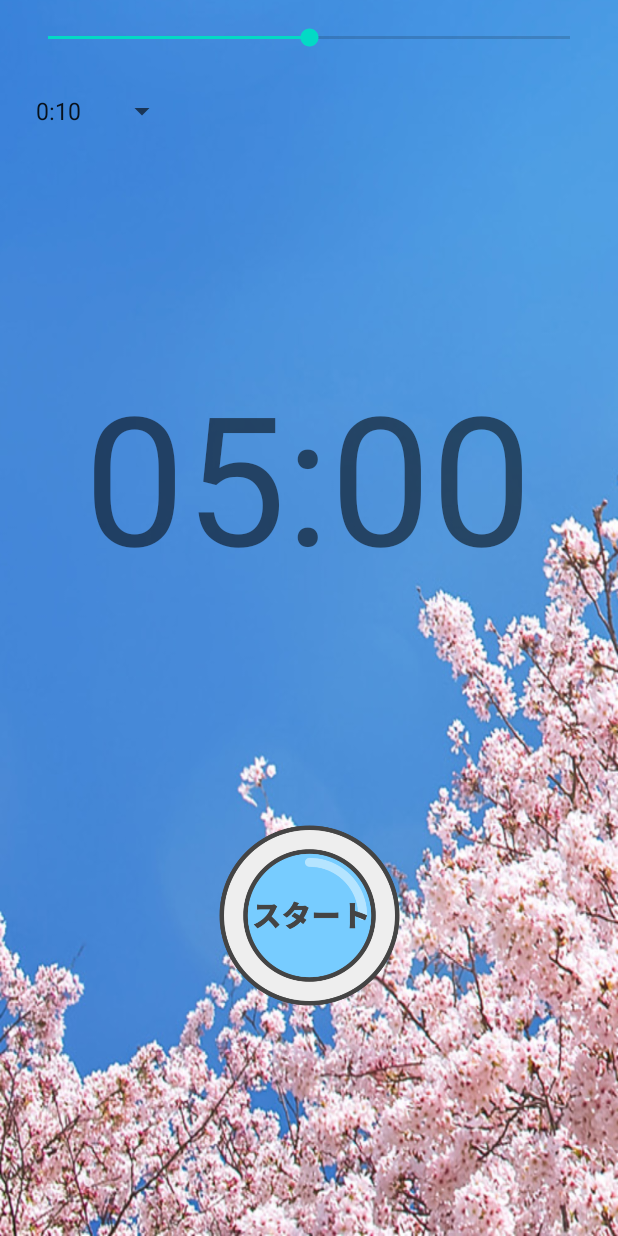
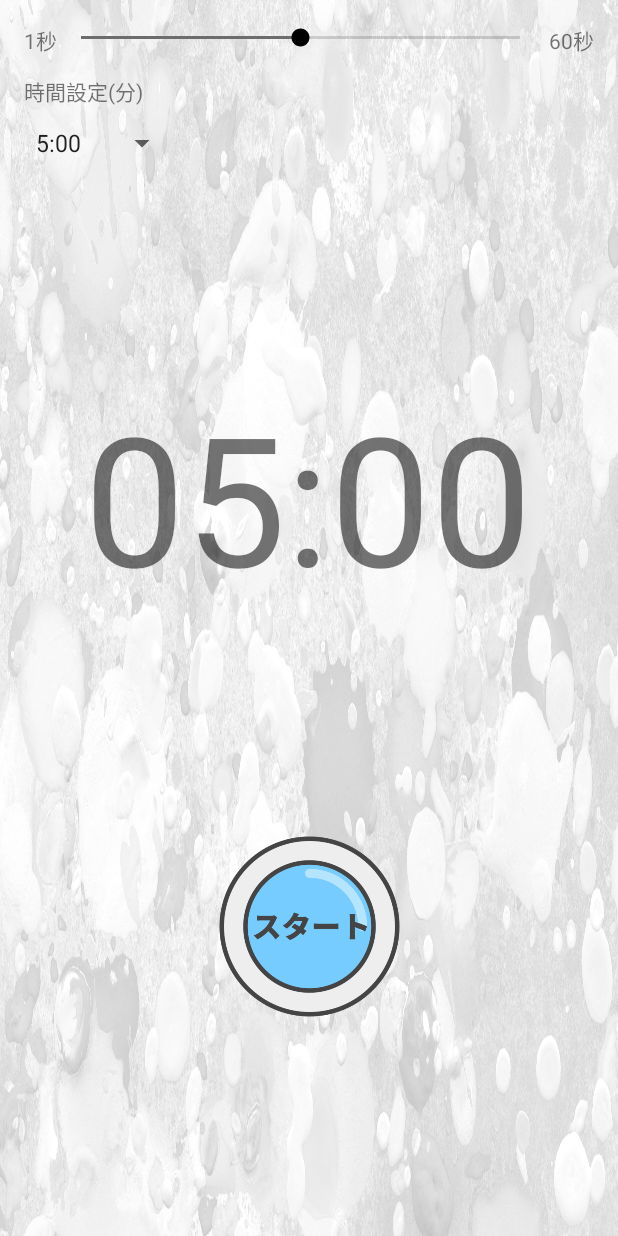
Before and after one commit to Messiah-KenTanaka/VibTimer, an Android app: the layout activity_main.xml on its own in the app's theme, with its tools: preview values and no code run, on a phone screen of 412 x 824 dp. Run offline under Robolectric (Android 15) with nearby library versions, the light colour scheme and no system bars.

Commit message:
seekBarを1~60秒に設定

```diff
--- a/app/src/main/java/com/beit_and_pear/vibtimer/MainActivity.kt
+++ b/app/src/main/java/com/beit_and_pear/vibtimer/MainActivity.kt
@@ -40,6 +40,9 @@ class MainActivity : AppCompatActivity() {
         binding = ActivityMainBinding.inflate(layoutInflater)
         setContentView(binding.root)
 
+        //タイトルバー非表示
+        supportActionBar?.hide()
+
         vibrator = getSystemService(Context.VIBRATOR_SERVICE) as Vibrator
 
         // ログ
@@ -59,6 +62,8 @@ class MainActivity : AppCompatActivity() {
                 }
                 false -> {
                     timer.start()
+                    // バイブレーターを停止
+                    vibrator.cancel()
                     binding.imgBtn.setImageResource(R.drawable.btn_reset)
                     true
                 }
@@ -97,10 +102,10 @@ class MainActivity : AppCompatActivity() {
                 override fun onProgressChanged(seekBar: SeekBar?, progress: Int, fromUser: Boolean) {
                     timer.cancel()
                     binding.imgBtn.setImageResource(R.drawable.btn_start)
-                    val min = progress / 60L
-                    val sec = progress % 60L
-                    binding.textTimer.text = "%1d:%2$02d".format(min, sec)
-                    timer = MyCountDownTimer(progress * 1000L, 100)
+                    val min = progress / 600L
+                    val sec = progress / 10L
+                    binding.textTimer.text = "%1d:%2$02d".format(0, sec)
+                    timer = MyCountDownTimer(progress * 100L, 100)
                 }
 
                 override fun onStartTrackingTouch(p0: SeekBar?) {
--- a/app/src/main/res/layout/activity_main.xml
+++ b/app/src/main/res/layout/activity_main.xml
@@ -36,24 +36,50 @@
         android:id="@+id/spinner"
         android:layout_width="wrap_content"
         android:layout_height="wrap_content"
-        android:layout_marginStart="16dp"
-        android:layout_marginTop="16dp"
         android:entries="@array/time_arr"
         android:minHeight="48dp"
-        app:layout_constraintStart_toStartOf="parent"
-        app:layout_constraintTop_toBottomOf="@+id/seekBar" />
+        app:layout_constraintStart_toStartOf="@+id/text_3"
+        app:layout_constraintTop_toBottomOf="@+id/text_3" />
 
     <SeekBar
         android:id="@+id/seekBar"
         android:layout_width="0dp"
         android:layout_height="wrap_content"
+        android:layout_marginTop="16dp"
+        android:max="600"
+        android:progress="300"
+        android:thumbTint="@color/black"
+        app:layout_constraintEnd_toStartOf="@+id/text_2"
+        app:layout_constraintStart_toEndOf="@+id/text_1"
+        app:layout_constraintTop_toTopOf="parent" />
+
+    <TextView
+        android:id="@+id/text_1"
+        android:layout_width="wrap_content"
+        android:layout_height="wrap_content"
         android:layout_marginStart="16dp"
         android:layout_marginTop="16dp"
-        android:layout_marginEnd="16dp"
-        android:max="600"
-        android:progress="300"
-        app:layout_constraintEnd_toEndOf="parent"
+        android:text="1秒"
         app:layout_constraintStart_toStartOf="parent"
         app:layout_constraintTop_toTopOf="parent" />
 
+    <TextView
+        android:id="@+id/text_2"
+        android:layout_width="wrap_content"
+        android:layout_height="wrap_content"
+        android:layout_marginTop="16dp"
+        android:layout_marginEnd="16dp"
+        android:text=" 60秒"
+        app:layout_constraintEnd_toEndOf="parent"
+        app:layout_constraintTop_toTopOf="parent" />
+
+    <TextView
+        android:id="@+id/text_3"
+        android:layout_width="wrap_content"
+        android:layout_height="wrap_content"
+        android:layout_marginTop="16dp"
+        android:text="時間設定(分)"
+        app:layout_constraintStart_toStartOf="@+id/text_1"
+        app:layout_constraintTop_toBottomOf="@+id/seekBar" />
+
 </androidx.constraintlayout.widget.ConstraintLayout>
--- a/app/src/main/res/values-night/themes.xml
+++ b/app/src/main/res/values-night/themes.xml
@@ -12,6 +12,6 @@
         <!-- Status bar color. -->
         <item name="android:statusBarColor" tools:targetApi="l">?attr/colorPrimaryVariant</item>
         <!-- Customize your theme here. -->
-        <item name="android:windowBackground">@drawable/sakura</item>
+        <item name="android:windowBackground">@drawable/white_back</item>
     </style>
 </resources>
--- a/app/src/main/res/values/arrays.xml
+++ b/app/src/main/res/values/arrays.xml
@@ -1,10 +1,9 @@
 <?xml version="1.0" encoding="utf-8"?>
 <resources>
     <string-array name="time_arr">
-        <item>0:10</item>
+        <item>5:00</item>
         <item>1:00</item>
         <item>3:00</item>
-        <item>5:00</item>
         <item>10:00</item>
         <item>20:00</item>
         <item>30:00</item>
--- a/app/src/main/res/values/colors.xml
+++ b/app/src/main/res/values/colors.xml
@@ -2,8 +2,8 @@
 <resources>
     <color name="purple_200">#FFBB86FC</color>
     <color name="purple_500">#FF6200EE</color>
-    <color name="purple_700">#FF3700B3</color>
-    <color name="teal_200">#FF03DAC5</color>
+    <color name="purple_700">#3C3B3E</color>
+    <color name="teal_200">#6C6C6C</color>
     <color name="teal_700">#FF018786</color>
     <color name="black">#FF000000</color>
     <color name="white">#FFFFFFFF</color>
--- a/app/src/main/res/values/themes.xml
+++ b/app/src/main/res/values/themes.xml
@@ -12,6 +12,6 @@
         <!-- Status bar color. -->
         <item name="android:statusBarColor" tools:targetApi="l">?attr/colorPrimaryVariant</item>
         <!-- Customize your theme here. -->
-        <item name="android:windowBackground">@drawable/sakura</item>
+        <item name="android:windowBackground">@drawable/white_back</item>
     </style>
 </resources>
```
Also changed, not shown: app/src/main/res/drawable-v24/sakura.png (deleted), app/src/main/res/drawable-v24/white_back.png (added).
